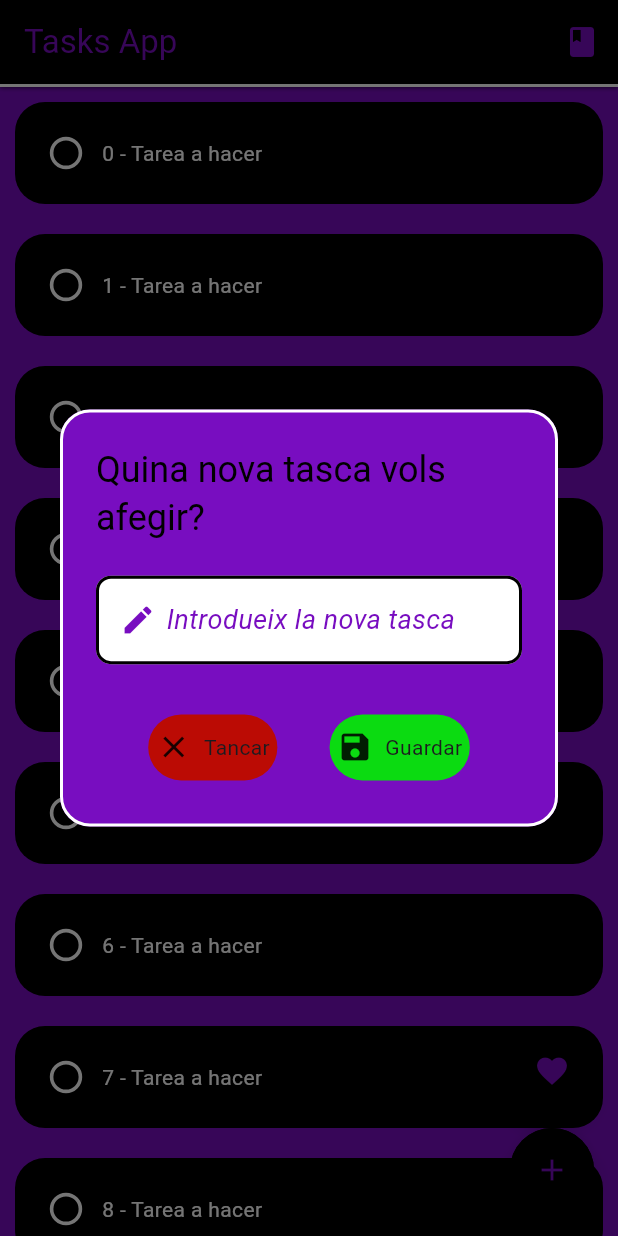
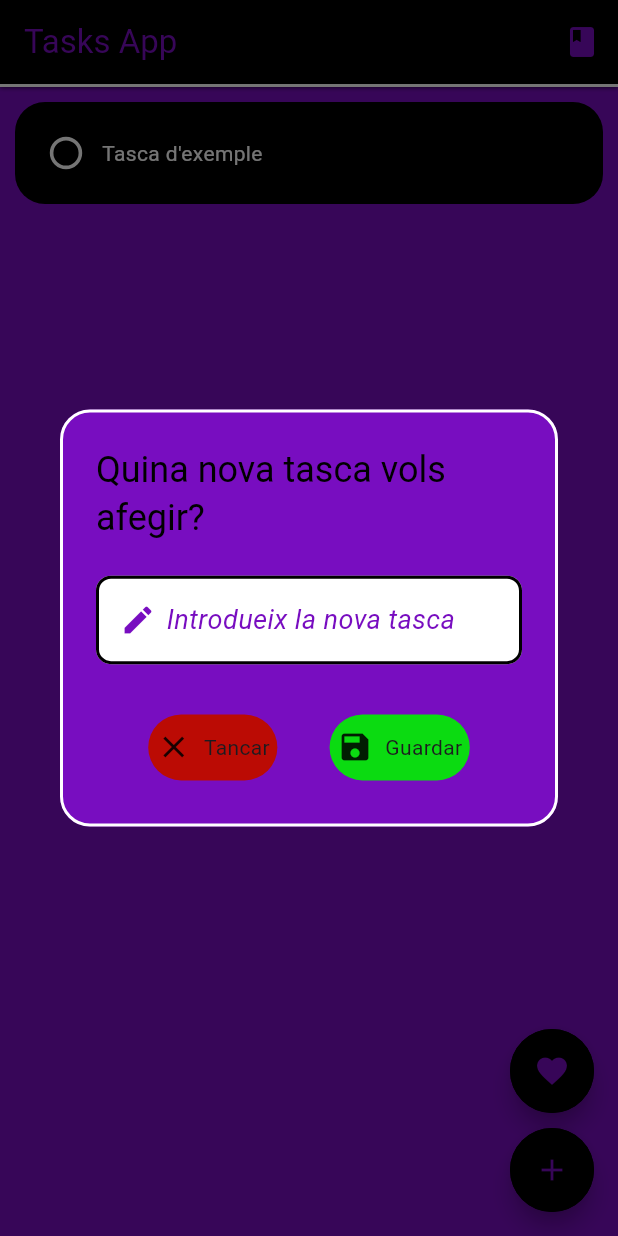
Before and after one commit to carlevo/app_tasks, a Flutter app: the screen it shows after launch, after a tap on the "add" icon, on a phone screen of 412 x 824 dp. Run offline on Flutter 3.47's test engine with Material 3 defaults, Android fonts, the phone set to English and light mode, and no system bars; drawn by our look-alikes of flutter_slidable; our stand-ins replace hive, hive_flutter; accounts and stored records are empty.

Commit message:
nosse
ds

```diff
--- a/lib/Pages/Main_Page/SmallDevicesPage.dart
+++ b/lib/Pages/Main_Page/SmallDevicesPage.dart
@@ -1,13 +1,22 @@
 import 'package:app_tasks/colors_app.dart';
 import 'package:app_tasks/components/dialog_nova_tasca.dart';
 import 'package:app_tasks/components/item_task.dart';
+import 'package:app_tasks/data/repositori_tasca.dart';
+import 'package:app_tasks/data/tasca.dart';
 import 'package:flutter/material.dart';
+import 'package:hive_flutter/adapters.dart';
 
-class Smalldevicespage extends StatelessWidget {
+class Smalldevicespage extends StatefulWidget {
   const Smalldevicespage({super.key});
 
   @override
+  State<Smalldevicespage> createState() => _SmalldevicespageState();
+}
+
+class _SmalldevicespageState extends State<Smalldevicespage> {
+  @override
   Widget build(BuildContext context) {
+    RepositoriTasca repositoriTasca = RepositoriTasca();
     return Scaffold(
       backgroundColor: ColorsApp.accentColor,
       appBar: AppBar(
@@ -35,10 +44,18 @@ class Smalldevicespage extends StatelessWidget {
             ),
           ),
           Expanded(
-            child: ListView.builder(
-              itemCount: 30,
-              itemBuilder: (context, index) {
-                return ItemTask(textValue: index.toString());
+            child: ValueListenableBuilder(
+              valueListenable: Hive.box<List<Tasca>>(
+                RepositoriTasca.nomBoxTasques,
+              ).listenable(),
+              builder: (context, Box<List<Tasca>> boxTasques, _) {
+                final llistaTasques = repositoriTasca.getLlistaTasques();
+                return ListView.builder(
+                  itemCount: llistaTasques.length,
+                  itemBuilder: (context, index) {
+                    return ItemTask(textValue: llistaTasques[index].title);
+                  },
+                );
               },
             ),
           ),
@@ -51,7 +68,6 @@ class Smalldevicespage extends StatelessWidget {
           FloatingActionButton(
             // Primer botón flotante
             onPressed: () {},
-
             backgroundColor: ColorsApp.primaryColor,
             shape: CircleBorder(
               side: BorderSide(color: ColorsApp.primaryColor, width: 2),
@@ -64,7 +80,6 @@ class Smalldevicespage extends StatelessWidget {
             onPressed: () {
               obreDialogNovaTasca(context);
             },
-
             backgroundColor: ColorsApp.primaryColor,
             shape: CircleBorder(
               side: BorderSide(color: ColorsApp.primaryColor, width: 2),
--- a/lib/components/dialog_nova_tasca.dart
+++ b/lib/components/dialog_nova_tasca.dart
@@ -1,6 +1,8 @@
 import 'package:app_tasks/colors_app.dart';
 import 'package:app_tasks/components/boto_dialog.dart';
 import 'package:app_tasks/components/textfieldpersonalitzat.dart';
+import 'package:app_tasks/data/repositori_tasca.dart';
+import 'package:app_tasks/data/tasca.dart';
 import 'package:flutter/material.dart';
 
 class DialogNovaTasca extends StatelessWidget {
@@ -8,6 +10,7 @@ class DialogNovaTasca extends StatelessWidget {
 
   @override
   Widget build(BuildContext context) {
+    final TextEditingController controllerTextTasca = TextEditingController();
     return AlertDialog(
       //Fondo del dialogo
       backgroundColor: ColorsApp.accentColor,
@@ -21,7 +24,7 @@ class DialogNovaTasca extends StatelessWidget {
         "Quina nova tasca vols afegir?",
         style: TextStyle(color: ColorsApp.primaryColor),
       ),
-      content: Container(
+      content: SizedBox(
         //Añadimos el height y width para limitar el contenido
         height: 150,
         width: MediaQuery.of(context).size.width * 0.8,
@@ -30,7 +33,7 @@ class DialogNovaTasca extends StatelessWidget {
           mainAxisAlignment: MainAxisAlignment.spaceEvenly,
           mainAxisSize: MainAxisSize.min,
           children: [
-            Textfieldpersonalitzat(),
+            Textfieldpersonalitzat(controllertitle: controllerTextTasca),
             SizedBox(height: 20),
             Row(
               mainAxisAlignment: MainAxisAlignment.spaceEvenly,
@@ -45,7 +48,8 @@ class DialogNovaTasca extends StatelessWidget {
                   text: "Guardar",
                   colorBoto: ColorsApp.greenColor,
                   iconBtn: Icon(Icons.save),
-                  accioBoto: () => guardarTasca(context),
+                  accioBoto: () =>
+                      guardarTasca(context, controllerTextTasca.text),
                 ),
               ],
             ),
@@ -55,8 +59,11 @@ class DialogNovaTasca extends StatelessWidget {
     );
   }
 
-  void guardarTasca(BuildContext context) {
-    Navigator.of(context).pop();
+  Future<void> guardarTasca(BuildContext context, String text) async {
+    RepositoriTasca repositoriTasca = RepositoriTasca();
+    final navigator = Navigator.of(context);
+    await repositoriTasca.afegirTasca(Tasca(title: text));
+    navigator.pop();
   }
 
   void tancarTasca(BuildContext context) {
--- a/lib/components/item_task.dart
+++ b/lib/components/item_task.dart
@@ -1,5 +1,6 @@
 import 'package:app_tasks/colors_app.dart';
 import 'package:flutter/material.dart';
+import 'package:flutter_slidable/flutter_slidable.dart';
 
 class ItemTask extends StatefulWidget {
   final bool checked; // Nueva propiedad para el estado del checkbox
@@ -29,7 +30,30 @@ class _ItemTaskState extends State<ItemTask> {
 
   @override
   Widget build(BuildContext context) {
-    return Container(
+    return Slidable(
+      endActionPane: ActionPane(
+        motion: StretchMotion(),
+        children: [
+          //Boton editar
+          SlidableAction(
+            icon: Icons.edit,
+            backgroundColor: Colors.blue,
+            borderRadius: BorderRadius.circular(10),
+            //Funcion editar
+            onPressed: (context) {},
+          ),
+          //Boton eliminar
+          SlidableAction(
+            icon: Icons.delete,
+            backgroundColor: ColorsApp.closeColor,
+            borderRadius: BorderRadius.circular(10),
+            //Funcion borrar
+            onPressed: (context) {},
+          ),
+        ],
+      ),
+
+      child: Container(
         margin: EdgeInsets.all(10),
         padding: EdgeInsets.all(10),
         decoration: BoxDecoration(
@@ -56,11 +80,12 @@ class _ItemTaskState extends State<ItemTask> {
               ),
             ),
             Text(
-            "${widget.textValue} - Tarea a hacer",
+              widget.textValue,
               style: TextStyle(color: ColorsApp.secondaryColor),
             ),
           ],
         ),
+      ),
     );
   }
 }
--- a/lib/components/textfieldpersonalitzat.dart
+++ b/lib/components/textfieldpersonalitzat.dart
@@ -3,11 +3,13 @@ import 'package:flutter/material.dart';
 
 //Customizar con los colores que pertoque
 class Textfieldpersonalitzat extends StatelessWidget {
-  const Textfieldpersonalitzat({super.key});
+  final TextEditingController controllertitle;
+  const Textfieldpersonalitzat({super.key, required this.controllertitle});
 
   @override
   Widget build(BuildContext context) {
     return TextField(
+      controller: controllertitle,
       //Color del cursor al escribir
       cursorColor: ColorsApp.primaryColor,
       //Tamaño del cursor que parpadea al escribir
--- /dev/null
+++ b/lib/data/repositori_tasca.dart
@@ -0,0 +1,30 @@
+import 'package:app_tasks/data/tasca.dart';
+import 'package:hive/hive.dart';
+
+class RepositoriTasca {
+  static const String clauLlistaTasca = 'llistaTasques';
+  static const String nomBoxTasques = 'BoxTasques_app_tasques';
+
+  //Metodo get
+  Box<List<Tasca>> _getBox() {
+    return Hive.box<List<Tasca>>(nomBoxTasques);
+  }
+
+  Future<void> setBox(List<Tasca> llistaTasques) async {
+    await _getBox().put(clauLlistaTasca, llistaTasques);
+  }
+
+  List<Tasca> getLlistaTasques() {
+    return _getBox().get(
+      clauLlistaTasca,
+      defaultValue: <Tasca>[Tasca(title: "Tasca d'exemple")],
+    )!;
+  }
+
+  Future<void> afegirTasca(Tasca tascaPerAgfegir) async {
+    final List<Tasca> llistaTasques = getLlistaTasques();
+    llistaTasques.add(tascaPerAgfegir);
+
+    await setBox(llistaTasques);
+  }
+}
--- /dev/null
+++ b/lib/data/tasca.dart
@@ -0,0 +1,39 @@
+/*Fem servir la BD Hive.
+Hive és una base de dades NoSQL,
+Per a cada tipus d' objecte que volem guardar a la BD,
+hem de crear una classe que hereti de HiveObject.
+Instal•lar les dependéncies de desenvolupament (dev_dependencies:
+ hive_generator
+ build runner
+
+Després d' haver creat aquesta classe, hem de generar
+eI fitxer . g. dart corresponent, que farà
+la serialització (conversió de l'objecte a dades
+que es poden guardar a la BD, i viceversa).
+
+Després, escriure part 'tasca.g.dart';
+i executar a la terminal:
+flutter pub run build_runner build
+(cal haver parat l'execució de l' app si està en marxa).
+Això ens generará l' arxiu tasca.g.dart automàticament .
+
+ */
+
+import 'package:hive/hive.dart';
+part 'tasca.g.dart';
+
+//flutter pub run build_runner build
+//Genera un archivo que hara la conversion de este objeto nuestro
+//a bytes para guardar en la base de datos
+
+@HiveType(typeId: 0) //Puede ir de 0 a 255.
+//HiveObject es la clase para guardar objetos de hiveobject
+class Tasca extends HiveObject {
+  @HiveField(0)
+  String title;
+
+  @HiveField(1)
+  bool completed;
+
+  Tasca({required this.title, this.completed = false});
+}
--- a/lib/main.dart
+++ b/lib/main.dart
@@ -1,10 +1,21 @@
 import 'package:app_tasks/Pages/Main_Page/BigDevicesPage.dart';
 import 'package:app_tasks/Pages/Main_Page/MidDevicesPage.dart';
 import 'package:app_tasks/Pages/Main_Page/SmallDevicesPage.dart';
+import 'package:app_tasks/data/repositori_tasca.dart';
+import 'package:app_tasks/data/tasca.dart';
 //import 'package:flutter/foundation.dart';
 import 'package:flutter/material.dart';
+import 'package:hive_flutter/adapters.dart';
 
-void main() {
+Future<void> main() async {
+  WidgetsFlutterBinding.ensureInitialized();
+
+  Hive.initFlutter();
+
+  Hive.registerAdapter(TascaAdapter());
+
+  await Hive.openBox<List<Tasca>>(RepositoriTasca.nomBoxTasques);
+
   runApp(const MainApp());
 }
 
@@ -46,3 +57,9 @@ Widget tabletApp() {
 Widget desktopApp() {
   return Bigdevicespage();
 }
+
+/*Dependencias:
+================
+flutter pub add <nombre_dependencia>
+flutter_slidable, hive, hive_flutter
+*/
--- a/pubspec.yaml
+++ b/pubspec.yaml
@@ -9,11 +9,17 @@ environment:
 dependencies:
   flutter:
     sdk: flutter
+  flutter_slidable: ^4.0.3
+  hive: ^2.2.3
+  hive_flutter: ^1.1.0
+  #flutter pub add flutter_slidable, hive, hive_flutter
 
 dev_dependencies:
   flutter_test:
     sdk: flutter
   flutter_lints: ^5.0.0
+  hive_generator: ^2.0.1 #--dev despues del flutter pub add
+  build_runner: ^2.4.13 #la otra
 
 flutter:
   uses-material-design: true
```
Also changed, not shown: lib/data/tasca.g.dart (added), pubspec.lock, 1 other file. Lines whose indentation alone changed are shown as unchanged.
